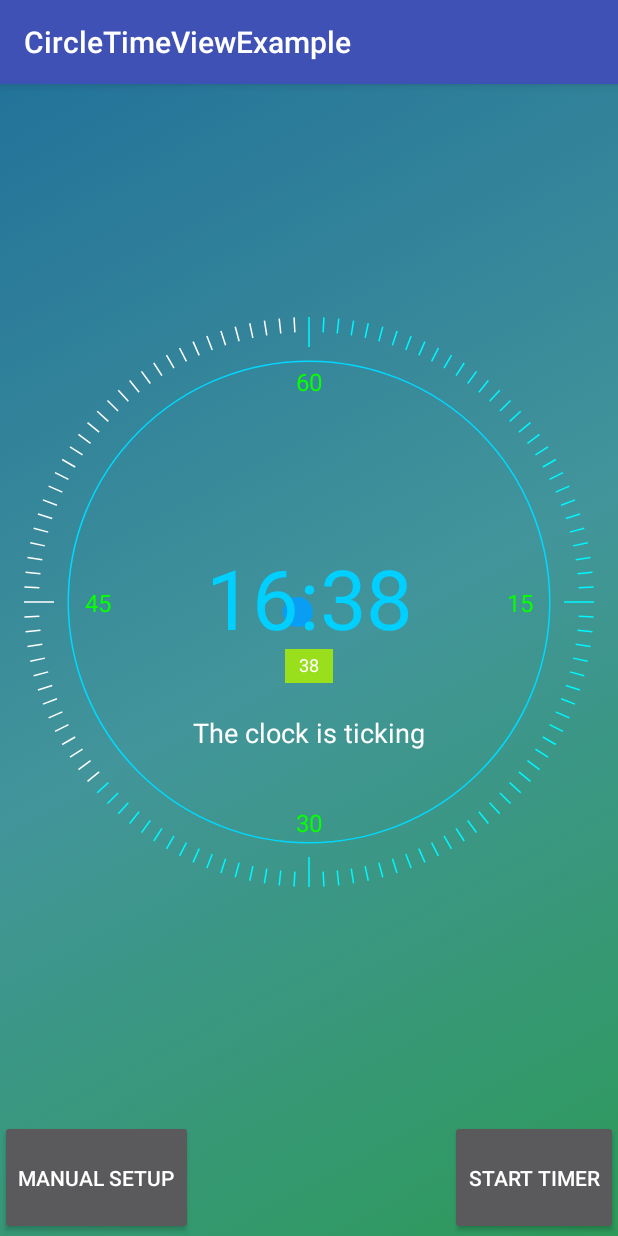
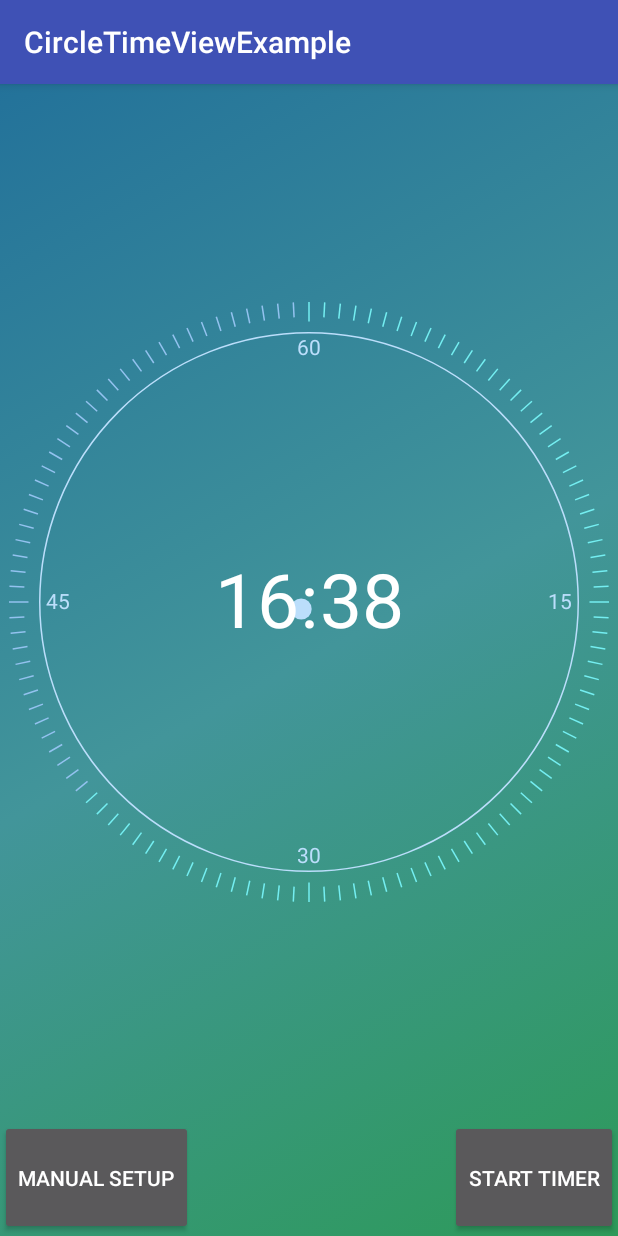
Before and after one commit to CROSP/circle-time-view, an Android app: the screen it shows after launch (MainActivity), on a phone screen of 412 x 824 dp. Run offline under Robolectric (Android 15) with nearby library versions, the phone set to English and light mode, and no system bars.

Commit message:
Fix default clock view appearance

```diff
--- a/app/build.gradle
+++ b/app/build.gradle
@@ -25,6 +25,6 @@ dependencies {
         exclude group: 'com.android.support', module: 'support-annotations'
     })
     compile 'com.android.support:appcompat-v7:25.3.1'
-    compile 'net.crosp.libs.android:circle-time-view:1.0.0'
+    compile project(':circle-time-view')
     testCompile 'junit:junit:4.12'
 }
--- a/app/src/main/java/net/crosp/android/circletimeviewexample/MainActivity.java
+++ b/app/src/main/java/net/crosp/android/circletimeviewexample/MainActivity.java
@@ -20,7 +20,7 @@ public class MainActivity extends AppCompatActivity {
     @Override
     protected void onCreate(Bundle savedInstanceState) {
         super.onCreate(savedInstanceState);
-        setContentView(R.layout.activity_main);
+        setContentView(R.layout.activity_main_default);
         circleTimeView = (CircleTimeView) findViewById(R.id.circle_timer_view);
         buttonManualSetup = (Button) findViewById(R.id.button_manual_setup);
         buttonStartTimer = (Button) findViewById(R.id.button_start_time);
--- /dev/null
+++ b/app/src/main/res/layout/activity_main_default.xml
@@ -0,0 +1,46 @@
+<?xml version="1.0" encoding="utf-8"?>
+<LinearLayout
+    xmlns:android="http://schemas.android.com/apk/res/android"
+    xmlns:tools="http://schemas.android.com/tools"
+    android:layout_width="match_parent"
+    android:layout_height="match_parent"
+    xmlns:app="http://schemas.android.com/apk/res-auto"
+    android:background="@drawable/background_gradient_light_blue"
+    android:orientation="vertical"
+    android:weightSum="1"
+    tools:context="net.crosp.android.circletimeviewexample.MainActivity">
+
+    <net.crosp.libs.android.circletimeview.CircleTimeView
+        android:id="@+id/circle_timer_view"
+        android:layout_width="match_parent"
+        android:layout_height="0dp"
+        android:layout_weight="0.9"
+        app:ctvCurrentTimeInSeconds="1000"
+        />
+
+    <RelativeLayout
+        android:layout_width="match_parent"
+        android:layout_height="0dp"
+        android:layout_weight="0.1">
+
+        <Button
+            android:id="@+id/button_manual_setup"
+            android:layout_width="wrap_content"
+            android:layout_height="match_parent"
+            android:layout_alignParentLeft="true"
+            android:layout_alignParentStart="true"
+            android:layout_gravity="center"
+            android:text="Manual Setup"/>
+
+        <Button
+            android:id="@+id/button_start_time"
+            android:layout_width="wrap_content"
+            android:layout_height="match_parent"
+            android:layout_alignParentEnd="true"
+            android:layout_alignParentRight="true"
+            android:layout_gravity="center"
+            android:text="Start Timer"/>
+    </RelativeLayout>
+
+
+</LinearLayout>
--- a/circle-time-view/src/main/java/net/crosp/libs/android/circletimeview/CircleTimeView.java
+++ b/circle-time-view/src/main/java/net/crosp/libs/android/circletimeview/CircleTimeView.java
@@ -16,6 +16,7 @@ import android.support.annotation.IntDef;
 import android.support.annotation.RequiresApi;
 import android.support.annotation.StringRes;
 import android.util.AttributeSet;
+import android.util.Log;
 import android.util.TypedValue;
 import android.view.MotionEvent;
 import android.view.View;
@@ -56,21 +57,21 @@ public class CircleTimeView extends View {
     private static final String DEFAULT_LABEL_TEXT = "";
 
     // Default color
-    private static final int DEFAULT_CIRCLE_COLOR = 0x00f7ff;
-    private static final int DEFAULT_CIRCLE_BUTTON_COLOR = 0x00f7ff;
+    private static final int DEFAULT_CIRCLE_COLOR = 0xFFBBDEFB;
+    private static final int DEFAULT_CIRCLE_BUTTON_COLOR = 0xFFBBDEFB;
     private static final int DEFAULT_LAP_TEXT_COLOR = Color.RED;
-    private static final int DEFAULT_LAP_BACKGROUND_COLOR = 0x9adf1b;
+    private static final int DEFAULT_LAP_BACKGROUND_COLOR = Color.WHITE;
     private static final int DEFAULT_CIRCLE_BUTTON_PRESSED_COLOR = 0x00f7ff;
-    private static final int DEFAULT_LINE_COLOR = 0x00f7ff;
-    private static final int DEFAULT_HIGHLIGHT_LINE_COLOR = 0x00f7ff;
-    private static final int DEFAULT_NUMBER_COLOR = 0x00f7ff;
-    private static final int DEFAULT_TIME_NUMBER_COLOR = 0x00d0ff;
-    private static final int DEFAULT_QUARTER_NUMBER_COLOR = 0x08ff00;
-    private static final int DEFAULT_TIME_COLON_COLOR = 0x00f7ff;
-    private static final int DEFAULT_LABEL_TEXT_COLOR = 0x00f7ff;
+    private static final int DEFAULT_LINE_COLOR = 0xFF93C2EF;
+    private static final int DEFAULT_HIGHLIGHT_LINE_COLOR = 0xFF74EEF1;
+    private static final int DEFAULT_NUMBER_COLOR = 0xFFBBDEFB;
+    private static final int DEFAULT_TIME_NUMBER_COLOR = Color.WHITE;
+    private static final int DEFAULT_QUARTER_NUMBER_COLOR = 0xFFBBDEFB;
+    private static final int DEFAULT_TIME_COLON_COLOR = Color.BLACK;
+    private static final int DEFAULT_LABEL_TEXT_COLOR = Color.BLACK;
 
     // Clock face
-    public static final int DEFAULT_MINUTE_MARK_COUNT = 60;
+    public static final int DEFAULT_MINUTE_MARK_COUNT = 120;
     public static final int DEFAULT_TIME = 0;
     public static final int DEFAULT_HAND_POSITION_ANGLE = 0;
     public static final String TEXT_MINUTES_45 = "45";
@@ -154,7 +155,7 @@ public class CircleTimeView extends View {
 
     // Clock configuration
     private int mMinuteMarkCount = DEFAULT_MINUTE_MARK_COUNT;
-    private boolean mIsMultiLapRotationEnabled = false;
+    private boolean mIsMultiLapRotationEnabled = true;
     private boolean mShowLaps = false;
 
     @TimeFormat
@@ -823,10 +824,10 @@ public class CircleTimeView extends View {
             mLabelTextColor = attrs.getColor(R.styleable.CircleTimeView_ctvLabelTextColor, DEFAULT_LABEL_TEXT_COLOR);
             mLabelText = attrs.getString(R.styleable.CircleTimeView_ctvLabelText);
             mLabelText = mLabelText == null ? DEFAULT_LABEL_TEXT : mLabelText;
-            mIsMultiLapRotationEnabled = attrs.getBoolean(R.styleable.CircleTimeView_ctvMultiLapRotation, false);
+            mIsMultiLapRotationEnabled = attrs.getBoolean(R.styleable.CircleTimeView_ctvMultiLapRotation, true);
             mShowLaps = attrs.getBoolean(R.styleable.CircleTimeView_ctvShowLaps, false);
         } catch (Exception ignore) {
-
+            Log.e("CircleTimeView", ignore.getMessage());
         } finally {
             // Release resources
             attrs.recycle();
@@ -1004,14 +1005,14 @@ public class CircleTimeView extends View {
 
     protected void drawQuarterMinutesLabels(Canvas canvas) {
         // Number it is rubbish code
-        float textHeight = getTextBounds(mQuarterNumberPaint, TEXT_MINUTES_15).height();
         float offsetFromCenterX = mInnerRadius - mPaddingInnerRadius - mPaddingQuarterNumber;
         float offsetFromCenterY =
                 (mInnerRadius - mPaddingInnerRadius - mPaddingQuarterNumber);
-        canvas.drawText(TEXT_MINUTES_60, mCenterPoint.x, mCenterPoint.y - offsetFromCenterY, mQuarterNumberPaint);
-        canvas.drawText(TEXT_MINUTES_15, mCenterPoint.x + offsetFromCenterX, mCenterPoint.y + textHeight / 2, mQuarterNumberPaint);
-        canvas.drawText(TEXT_MINUTES_30, mCenterPoint.x, mCenterPoint.y + offsetFromCenterY + textHeight, mQuarterNumberPaint);
-        canvas.drawText(TEXT_MINUTES_45, mCenterPoint.x - offsetFromCenterX, mCenterPoint.y + textHeight / 2,
+        float distanceFromTextBaseLine = +getDistanceFromBaseline(mQuarterNumberPaint);
+        canvas.drawText(TEXT_MINUTES_60, mCenterPoint.x, mCenterPoint.y - offsetFromCenterY + distanceFromTextBaseLine, mQuarterNumberPaint);
+        canvas.drawText(TEXT_MINUTES_30, mCenterPoint.x, mCenterPoint.y + offsetFromCenterY + distanceFromTextBaseLine, mQuarterNumberPaint);
+        canvas.drawText(TEXT_MINUTES_15, mCenterPoint.x + offsetFromCenterX - distanceFromTextBaseLine / 2, mCenterPoint.y + distanceFromTextBaseLine, mQuarterNumberPaint);
+        canvas.drawText(TEXT_MINUTES_45, mCenterPoint.x - offsetFromCenterX + distanceFromTextBaseLine / 2, mCenterPoint.y + distanceFromTextBaseLine,
                 mQuarterNumberPaint);
     }
 
```
